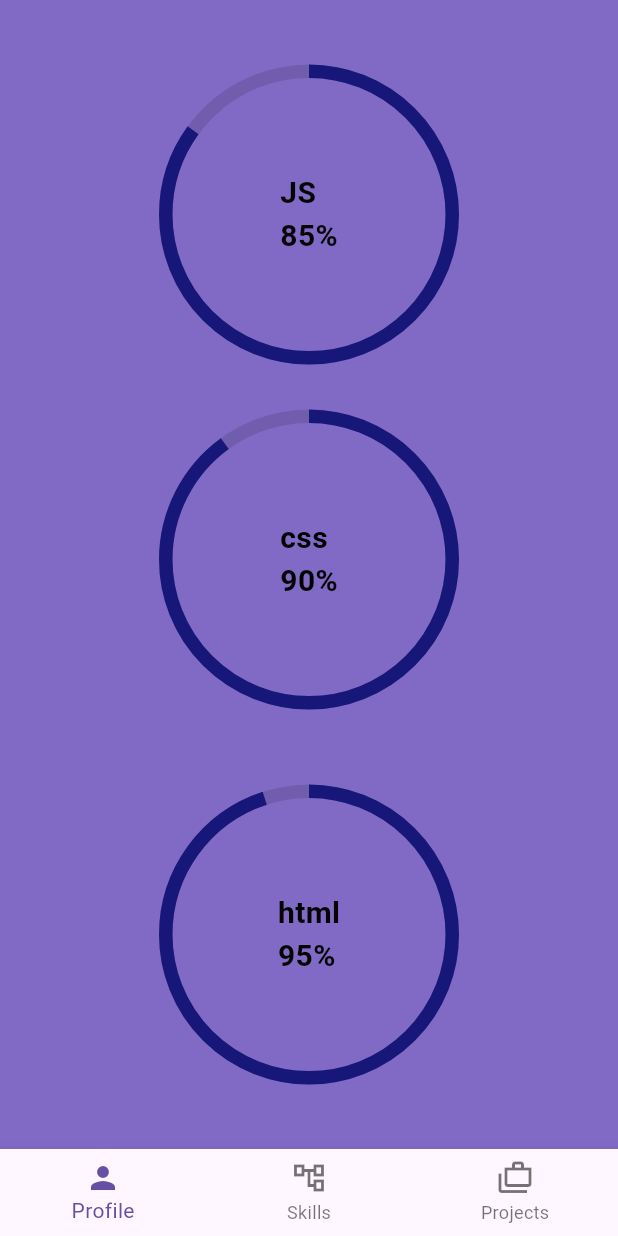
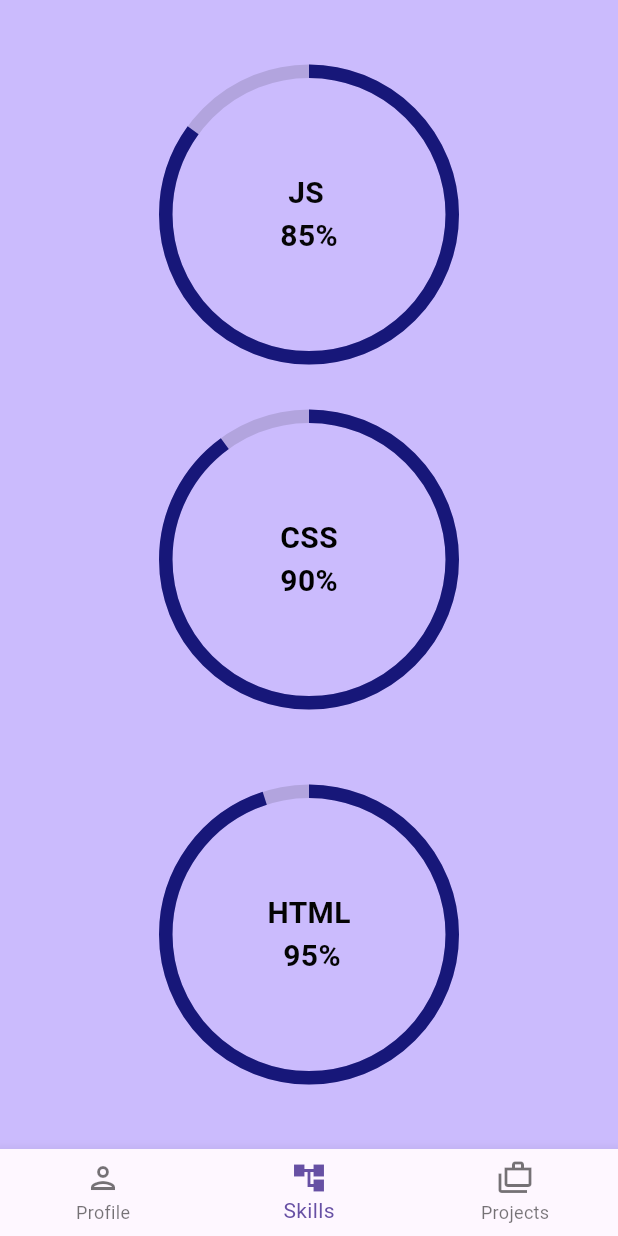
Before and after one commit to abdullahwaleedd/Mobile-Portfolio, a Flutter app: the SkillsPage screen opened by its route, on a phone screen of 412 x 824 dp. Run offline on Flutter 3.47's test engine with Material 3 defaults, Android fonts, the phone set to English and light mode, and no system bars; drawn by our look-alikes of percent_indicator.

Commit message:
mohamed enhancements

```diff
--- a/lib/SkillsPage.dart
+++ b/lib/SkillsPage.dart
@@ -7,24 +7,22 @@ class SkillsPage extends StatefulWidget {
 }
 
 class _SkillsPageState extends State<SkillsPage> {
-  int _selectedIndex0 = 0;
+  int _selectedIndex0 = 1;
   @override
   Widget build(BuildContext context) {
     return Scaffold(
-      backgroundColor: Color.fromARGB(255, 129, 106, 197),
+      backgroundColor: Color.fromARGB(255, 203, 187, 253),
       body: Center(
         child: Column(
-          mainAxisAlignment:
-              MainAxisAlignment.center,
+          mainAxisAlignment: MainAxisAlignment.center,
           children: [
-
             CircularPercentIndicator(
               radius: 100.0,
               lineWidth: 9.0,
               animation: true,
               percent: 0.85,
               center: Text(
-                'JS\n85%',
+                ' JS\n85%',
                 style: TextStyle(
                   fontSize: 20.0,
                   fontWeight: FontWeight.bold,
@@ -32,21 +30,16 @@ class _SkillsPageState extends State<SkillsPage> {
                 ),
               ),
               backgroundColor: Colors.black12,
-
-              progressColor: Color.fromARGB(
-                  255, 23, 23, 121),
+              progressColor: Color.fromARGB(255, 23, 23, 121),
             ),
             SizedBox(height: 30.0),
-
-
             CircularPercentIndicator(
               radius: 100.0,
               lineWidth: 9.0,
               animation: true,
               percent: 0.9,
-
               center: Text(
-                'css\n90%',
+                'CSS\n90%',
                 style: TextStyle(
                   fontSize: 20.0,
                   fontWeight: FontWeight.bold,
@@ -54,18 +47,16 @@ class _SkillsPageState extends State<SkillsPage> {
                 ),
               ),
               backgroundColor: Colors.black12,
-
               progressColor: Color.fromARGB(255, 23, 23, 121),
             ),
             SizedBox(height: 50.0),
-
             CircularPercentIndicator(
               radius: 100.0,
               lineWidth: 9.0,
               animation: true,
               percent: 0.95,
               center: Text(
-                'html\n95%',
+                'HTML\n  95%',
                 style: TextStyle(
                   fontSize: 20.0,
                   fontWeight: FontWeight.bold,
@@ -73,7 +64,6 @@ class _SkillsPageState extends State<SkillsPage> {
                 ),
               ),
               backgroundColor: Colors.black12,
-
               progressColor: Color.fromARGB(255, 23, 23, 121),
             ),
           ],
@@ -82,11 +72,11 @@ class _SkillsPageState extends State<SkillsPage> {
       bottomNavigationBar: BottomNavigationBar(
         items: [
           BottomNavigationBarItem(
-            icon: Icon(Icons.person),
+            icon: Icon(Icons.person_outlined),
             label: 'Profile',
           ),
           BottomNavigationBarItem(
-            icon: Icon(Icons.account_tree_outlined),
+            icon: Icon(Icons.account_tree),
             label: 'Skills',
           ),
           BottomNavigationBarItem(
@@ -116,7 +106,6 @@ class _SkillsPageState extends State<SkillsPage> {
         Navigator.pushNamed(context, '/Projects');
         break;
       default:
-
     }
   }
 }
```
Also changed, not shown: lib/ProfilePage.dart (+5 -7 lines), lib/ProjectsPage.dart (+8 -5 lines).
